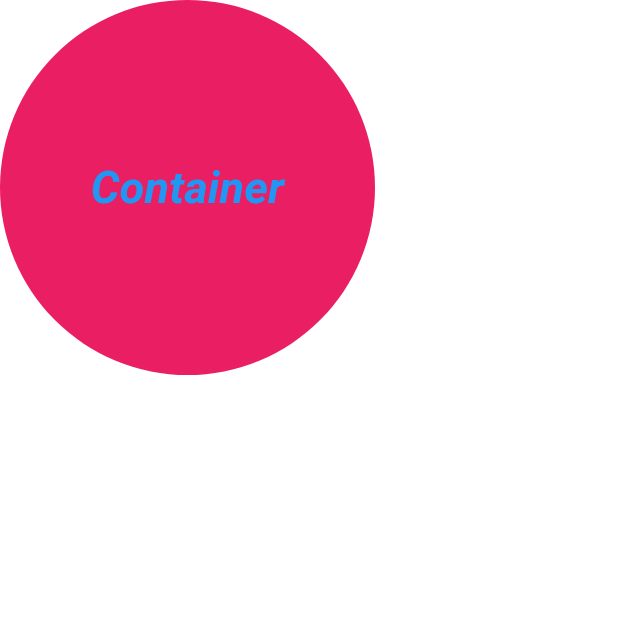
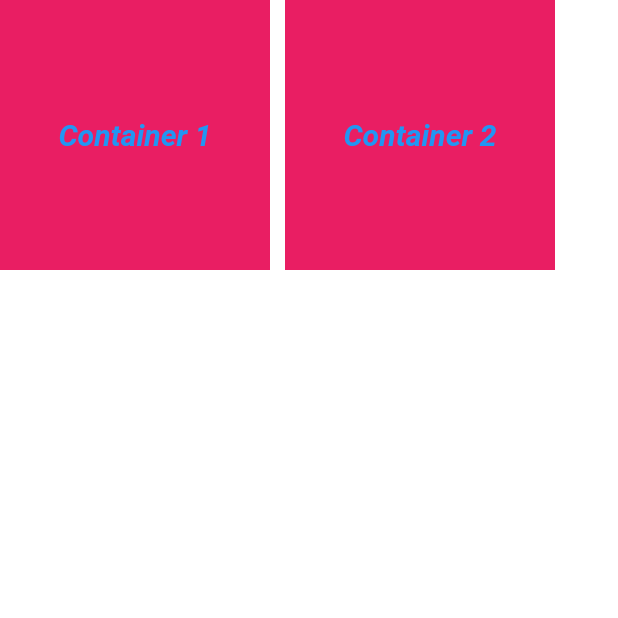
Before and after one commit to MS-Jahan/flutter_practice, a Flutter app: the screen it shows after launch, on a phone screen of 412 x 824 dp, the top half of it. Run offline on Flutter 3.47's test engine with Material 2 defaults, Android fonts, the phone set to English and light mode, and no system bars.

Commit message:
Column and Row class

```diff
--- a/from_Soykot_Hosen/first_app/lib/main.dart
+++ b/from_Soykot_Hosen/first_app/lib/main.dart
@@ -13,11 +13,13 @@ class MyApp extends StatelessWidget {
     return MaterialApp(
       home: Scaffold(
         backgroundColor: Colors.white,
-        body: Container(
+        body: Row(
+          children: <Widget>[
+            Container(
               child: Text(
-            "Container",
+                "Container 1",
                 style: TextStyle(
-              fontSize: 30.0,
+                  fontSize: 20.0,
                   color: Colors.blue,
                   fontStyle: FontStyle.italic,
                   fontWeight: FontWeight.bold,
@@ -25,13 +27,58 @@ class MyApp extends StatelessWidget {
               ),
               decoration: BoxDecoration(
                 color: Colors.pink,
-            shape: BoxShape.circle,
+                shape: BoxShape.rectangle,
               ),
               //margin: EdgeInsets.all(50.0),
               // padding: EdgeInsets.all(80.0),
               alignment: Alignment.center,
-          height: 250.0,
-          width: 250.0,
+              height: 180.0,
+              width: 180.0,
+            ),
+            SizedBox(width: 10.0),
+            Container(
+              child: Text(
+                "Container 2",
+                style: TextStyle(
+                  fontSize: 20.0,
+                  color: Colors.blue,
+                  fontStyle: FontStyle.italic,
+                  fontWeight: FontWeight.bold,
+                ),
+              ),
+              decoration: BoxDecoration(
+                color: Colors.pink,
+                shape: BoxShape.rectangle,
+              ),
+              //margin: EdgeInsets.all(50.0),
+              // padding: EdgeInsets.all(80.0),
+              alignment: Alignment.center,
+              height: 180.0,
+              width: 180.0,
+            ),
+            SizedBox(height: 10.0),
+            // Container(
+            //   child: Text(
+            //     "Container 3",
+            //     style: TextStyle(
+            //       fontSize: 20.0,
+            //       color: Colors.blue,
+            //       fontStyle: FontStyle.italic,
+            //       fontWeight: FontWeight.bold,
+            //     ),
+            //   ),
+            //   decoration: BoxDecoration(
+            //     color: Colors.pink,
+            //     shape: BoxShape.rectangle,
+            //   ),
+            //   //margin: EdgeInsets.all(50.0),
+            //   // padding: EdgeInsets.all(80.0),
+            //   alignment: Alignment.center,
+            //   height: 180.0,
+            //   width: 180.0,
+            // ),
+          ],
+          mainAxisAlignment: MainAxisAlignment.start,
         ),
       ),
     );
```
Lines whose indentation alone changed are shown as unchanged.
